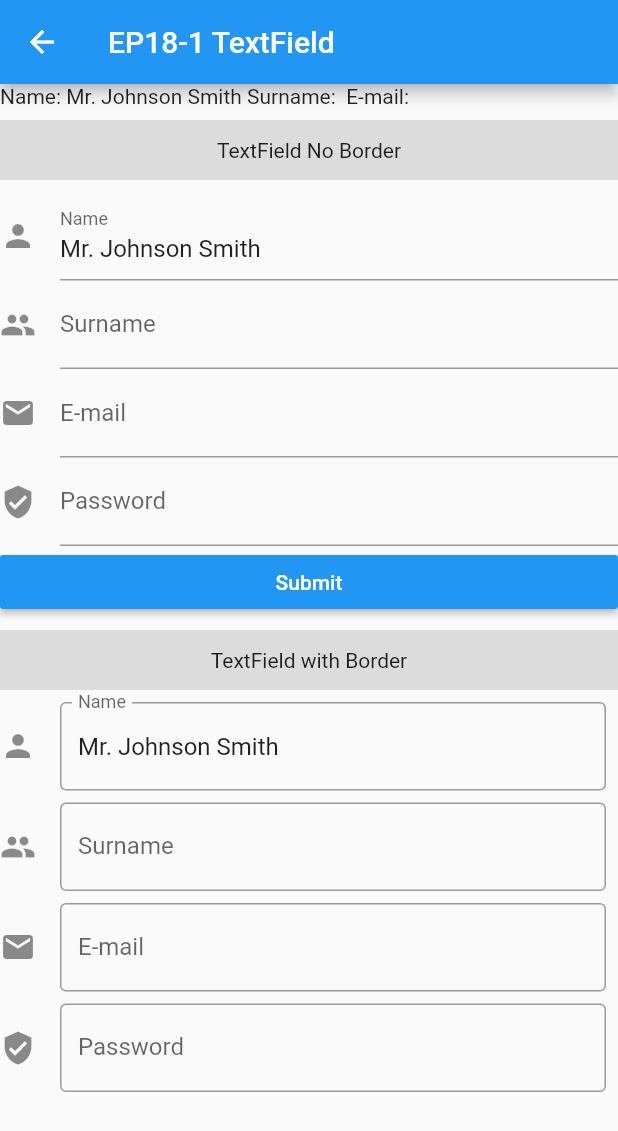
After one commit to traitet/flutterep11, a Flutter app: the Ep181Page screen opened directly, on a phone screen of 412 x 824 dp. The commit adds this screen. Shown: the top 1131 px of the screen. Run offline on Flutter 3.47's test engine with Material 2 defaults, Android fonts, the phone set to English and light mode, and no system bars.

Commit message:
comit ep181

```diff
--- a/lib/main.dart
+++ b/lib/main.dart
@@ -1,6 +1,7 @@
 import 'package:flutter/material.dart';
-import 'package:flutterep11/screens/Ep171Page.dart';
-import 'package:flutterep11/screens/Ep172Page.dart';
+import './screens/Ep181Page.dart';
+import './screens/Ep171Page.dart';
+import './screens/Ep172Page.dart';
 import './screens/Ep164Page.dart';
 import './screens/Ep12BasicWidgetPage.dart';
 import './screens/Ep13Page.dart';
@@ -111,6 +112,7 @@ class _MyHomePageState extends State<MyHomePage> {
 //============================================================
 // CREATE BUTTON
 //============================================================
+            RaisedButton(onPressed: () {Navigator.push(context,MaterialPageRoute(builder: (context) => Ep181Page()),);},child: Text('EP18-1 - TextField'),),
             RaisedButton(onPressed: () {Navigator.push(context,MaterialPageRoute(builder: (context) => Ep172Page()),);},child: Text('EP17-2 - GridViewBuilder'),),
             RaisedButton(onPressed: () {Navigator.push(context,MaterialPageRoute(builder: (context) => Ep171Page()),);},child: Text('EP17-1 - ListViewBuilder(Hori)'),),
             RaisedButton(onPressed: () {Navigator.push(context,MaterialPageRoute(builder: (context) => Ep164Page()),);},child: Text('EP16-4 - GridView-Card Navigator'),),
--- /dev/null
+++ b/lib/screens/Ep181Page.dart
@@ -0,0 +1,130 @@
+import 'package:flutter/material.dart';
+import 'package:flutterep11/widgets/TextFieldBorderLessWidget.dart';
+
+class Ep181Page extends StatefulWidget {
+  @override
+  _Ep181PageState createState() => _Ep181PageState();
+}
+
+class _Ep181PageState extends State<Ep181Page> {
+//===================================================
+// DECLARE VARIABLE
+//===================================================
+  final TextEditingController nameController = TextEditingController()..text = 'Mr. Johnson Smith';
+  final TextEditingController surNameController = TextEditingController();
+  final TextEditingController emailController = TextEditingController();
+  final TextEditingController passwordController = TextEditingController();
+//===================================================
+// BUILD WIDGET
+//===================================================
+  @override
+  Widget build(BuildContext context) {
+    return Scaffold(
+      appBar: AppBar(title: Text('EP18-1 TextField'),),
+      body: ListView(children: <Widget>[
+//===================================================
+// TEST
+//===================================================
+        Text('Name: ${nameController.text} Surname: ${surNameController.text} E-mail: ${emailController.text}'),
+//===================================================
+// CONTAINER
+//===================================================
+      Padding(
+        padding: EdgeInsets.only(top: 8,bottom: 8),
+        child: Container(
+          // padding: EdgeInsets.only(top: 8,bottom: 8),
+          alignment: Alignment.center,
+          height: 40,color: Colors.black12,child: Text('TextField No Border'),),
+      ),
+//===================================================
+// TEXT FIELD (BORDERLESS)
+//===================================================
+        TextFieldBorderlessWidget(nameController: nameController, labelText: 'Name',hintText: 'Enter Name max 20 digits',icon: Icon(Icons.person)),
+        TextFieldBorderlessWidget(nameController: surNameController, labelText: 'Surname',hintText: 'Enter Surname max 20 digits',icon: Icon(Icons.people)),
+        TextFieldBorderlessWidget(nameController: emailController, labelText: 'E-mail',hintText: 'Enter E-mail',icon: Icon(Icons.email)),
+        TextFieldBorderlessWidget(nameController: passwordController, labelText: 'Password',hintText: 'Enter Password',icon: Icon(Icons.verified_user)),
+//===================================================
+// RAISED BUTTON
+//===================================================
+        RaisedButton(onPressed: () {
+            setState(() {
+              // RELOAD UI
+            });
+
+        },child: Text('Submit',style: TextStyle(color: Colors.white)),color: Colors.blue,),
+//===================================================
+// CONTAINER
+//===================================================
+      Padding(
+        padding: EdgeInsets.only(top: 8,bottom: 8),
+        child: Container(
+          // padding: EdgeInsets.only(top: 8,bottom: 8),
+          alignment: Alignment.center,
+          height: 40,color: Colors.black12,child: Text('TextField with Border'),),
+      ),
+//===================================================
+// TEXT FIELD (BORDER)
+//===================================================
+        TextFieldBorderWidget(nameController: nameController, labelText: 'Name',hintText: 'Enter Name max 20 digits',icon: Icon(Icons.person)),
+        TextFieldBorderWidget(nameController: surNameController, labelText: 'Surname',hintText: 'Enter Surname max 20 digits',icon: Icon(Icons.people)),
+        TextFieldBorderWidget(nameController: emailController, labelText: 'E-mail',hintText: 'Enter E-mail',icon: Icon(Icons.email)),
+        TextFieldBorderWidget(nameController: passwordController, labelText: 'Password',hintText: 'Enter Password',icon: Icon(Icons.verified_user)),
+      ],
+
+      ),
+
+    );
+  }
+}
+
+
+//===================================================
+// CLASS TEXT FIELD WIDGET (WITH BORDER)
+//===================================================
+class TextFieldBorderWidget extends StatelessWidget {
+//===================================================
+// DECLARE VARIABLE = PROPERTY
+//===================================================
+  final TextEditingController nameController;
+  final String labelText;
+  final String hintText;
+  final Icon icon;
+//===================================================
+// CONSTRUCTURE
+//===================================================
+  const TextFieldBorderWidget({
+    this.labelText, this.hintText,this.icon,
+    Key key,
+    @required this.nameController,
+  }) : super(key: key);
+  @override
+  Widget build(BuildContext context) {
+    return Column(
+      children: <Widget>[
+//===================================================
+// PADDING
+//===================================================
+        Padding(
+          padding: const EdgeInsets.only(right: 8),
+//===================================================
+// TEXTFIELD
+//===================================================
+          child: TextField(
+            controller: nameController,
+            decoration: InputDecoration(
+            border: OutlineInputBorder(),
+              labelText: labelText,
+              hintText: hintText,
+              icon: icon,
+            ),
+          ),
+        ),
+//===================================================
+// SIZEDBOX = SPACE
+//===================================================
+        SizedBox(height: 8,)
+
+      ],
+    );
+  }
+}
--- /dev/null
+++ b/lib/widgets/TextFieldBorderLessWidget.dart
@@ -0,0 +1,36 @@
+
+
+import 'package:flutter/material.dart';
+
+//===================================================
+// CLASS TEXT FIELD WIDGET (NO BORDER)
+//===================================================
+class TextFieldBorderlessWidget extends StatelessWidget {
+//===================================================
+// DECLARE VARIABLE = PROPERTY
+//===================================================
+  final TextEditingController nameController;
+  final String labelText;
+  final String hintText;
+  final Icon icon;
+//===================================================
+// CONSTRUCTURE
+//===================================================
+  const TextFieldBorderlessWidget({
+    this.labelText, this.hintText,this.icon,
+    Key key,
+    @required this.nameController,
+  }) : super(key: key);
+  @override
+  Widget build(BuildContext context) {
+    return TextField(
+      controller: nameController,
+      decoration: InputDecoration(
+        //border: OutlineInputBorder(),
+        labelText: labelText,
+        hintText: hintText,
+        icon: icon,
+      ),
+    );
+  }
+}
```
